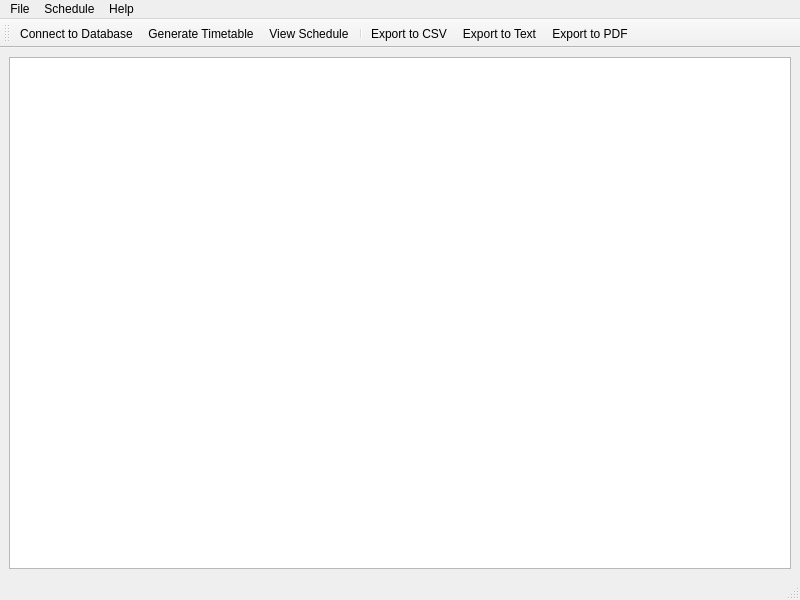
rashid4702667-hue/exam-manager, file ui/mainwindow.ui: the form before one commit.
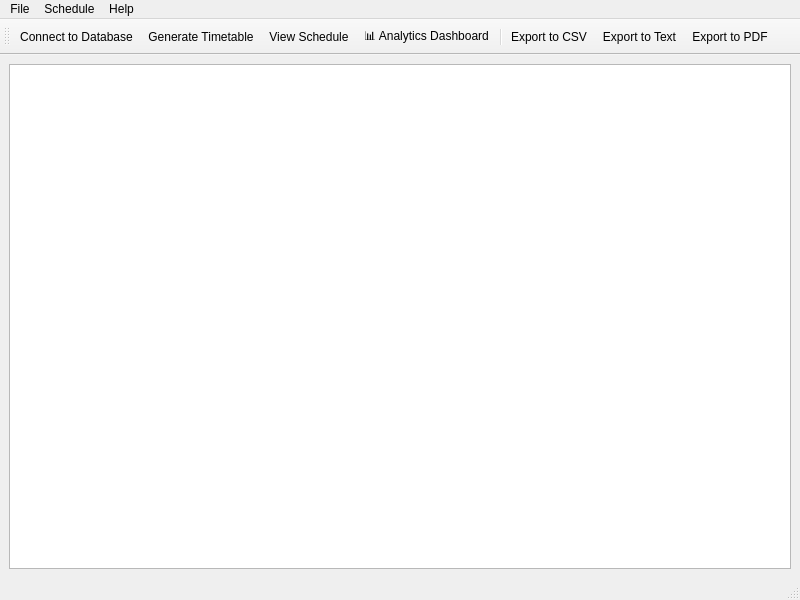
The form after the commit.

Commit message: feat: Add comprehensive analytics dashboard with 7 chart types

```diff
--- a/ui/mainwindow.ui
+++ b/ui/mainwindow.ui
@@ -84,6 +84,7 @@
    <addaction name="actionConnect"/>
    <addaction name="actionGenerate"/>
    <addaction name="actionViewSchedule"/>
+   <addaction name="actionAnalytics"/>
    <addaction name="separator"/>
    <addaction name="actionExportCSV"/>
    <addaction name="actionExportText"/>
@@ -158,6 +159,17 @@
     <string>About</string>
    </property>
   </action>
+  <action name="actionAnalytics">
+   <property name="text">
+    <string>📊 Analytics Dashboard</string>
+   </property>
+   <property name="shortcut">
+    <string>Ctrl+A</string>
+   </property>
+   <property name="toolTip">
+    <string>Open Analytics Dashboard with Charts and Statistics</string>
+   </property>
+  </action>
  </widget>
  <resources/>
  <connections>
```
Left out of the diff: 2 changed lines with no effect on the pictures. The commit also changes 8 other files.
